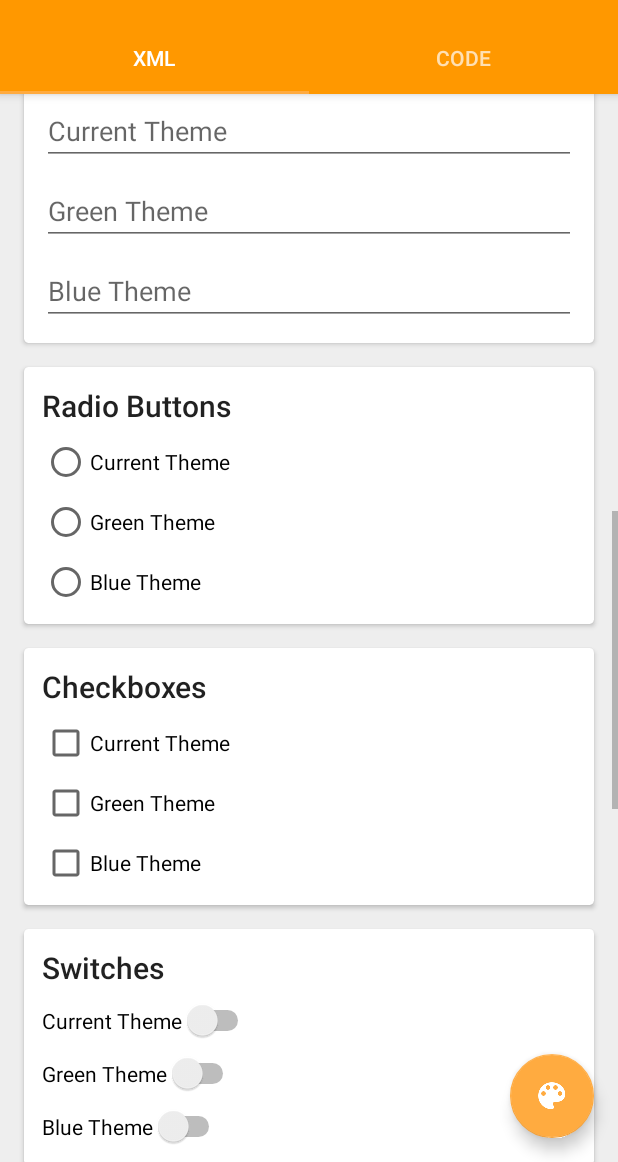
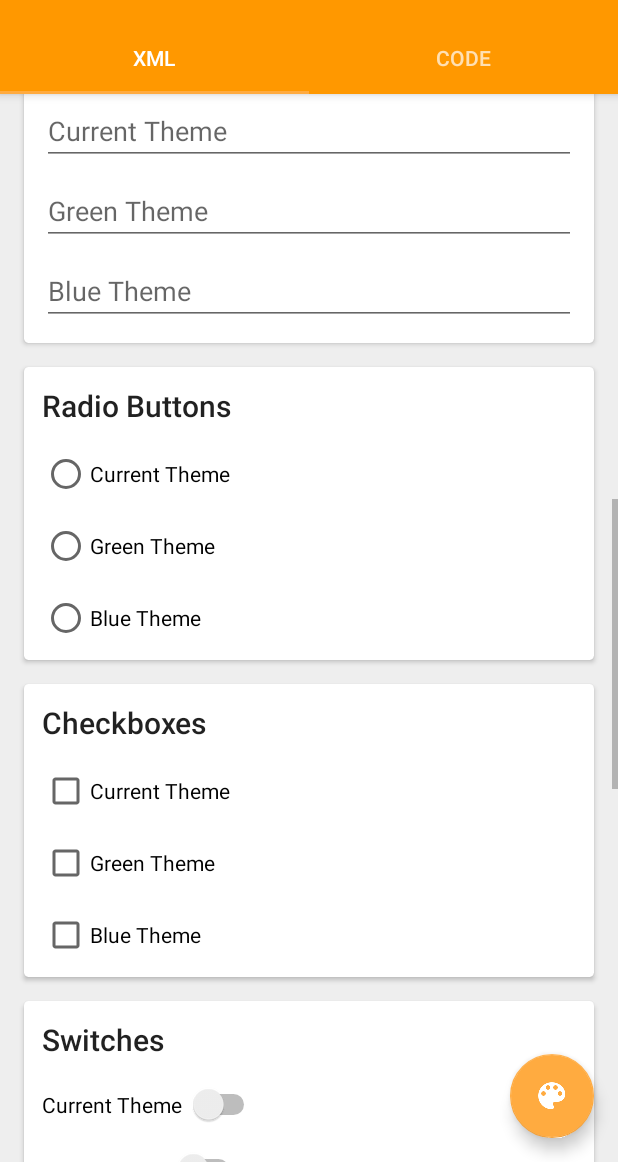
Before and after one commit to StevenByle/Android-Material-Themes-Demo, an Android app: the screen it shows after launch (HomeActivity), scrolled down 996 dp, on a phone screen of 412 x 824 dp, the part 74-1236 px from its top. Run offline under Robolectric (Android 15) with nearby library versions, the phone set to English and light mode, and no system bars.

Commit message:
Tweaked the spacing for the switches and checkboxes.

```diff
--- a/MaterialThemesMadeEasy/app/src/main/res/layout/fragment_theme_by_xml.xml
+++ b/MaterialThemesMadeEasy/app/src/main/res/layout/fragment_theme_by_xml.xml
@@ -245,20 +245,20 @@
                     <RadioButton
                         android:layout_width="wrap_content"
                         android:layout_height="wrap_content"
-                        android:layout_marginTop="@dimen/material_element_spacing_small"
+                        android:layout_marginTop="@dimen/material_element_spacing_medium"
                         android:text="Current Theme"/>
 
                     <RadioButton
                         android:layout_width="wrap_content"
                         android:layout_height="wrap_content"
-                        android:layout_marginTop="@dimen/material_element_spacing_small"
+                        android:layout_marginTop="@dimen/material_element_spacing_medium"
                         android:text="Green Theme"
                         android:theme="@style/AppTheme.Green"/>
 
                     <RadioButton
                         android:layout_width="wrap_content"
                         android:layout_height="wrap_content"
-                        android:layout_marginTop="@dimen/material_element_spacing_small"
+                        android:layout_marginTop="@dimen/material_element_spacing_medium"
                         android:text="Blue Theme"
                         android:theme="@style/AppTheme.Blue"/>
                 </RadioGroup>
@@ -284,20 +284,20 @@
                 <CheckBox
                     android:layout_width="wrap_content"
                     android:layout_height="wrap_content"
-                    android:layout_marginTop="@dimen/material_element_spacing_small"
+                    android:layout_marginTop="@dimen/material_element_spacing_medium"
                     android:text="Current Theme"/>
 
                 <CheckBox
                     android:layout_width="wrap_content"
                     android:layout_height="wrap_content"
-                    android:layout_marginTop="@dimen/material_element_spacing_small"
+                    android:layout_marginTop="@dimen/material_element_spacing_medium"
                     android:text="Green Theme"
                     android:theme="@style/AppTheme.Green"/>
 
                 <CheckBox
                     android:layout_width="wrap_content"
                     android:layout_height="wrap_content"
-                    android:layout_marginTop="@dimen/material_element_spacing_small"
+                    android:layout_marginTop="@dimen/material_element_spacing_medium"
                     android:text="Blue Theme"
                     android:theme="@style/AppTheme.Blue"/>
             </LinearLayout>
@@ -322,20 +322,23 @@
                 <Switch
                     android:layout_width="wrap_content"
                     android:layout_height="wrap_content"
-                    android:layout_marginTop="@dimen/material_element_spacing_small"
+                    android:layout_marginTop="@dimen/material_element_spacing_medium"
+                    android:switchPadding="@dimen/material_element_spacing_extra_small"
                     android:text="Current Theme"/>
 
                 <Switch
                     android:layout_width="wrap_content"
                     android:layout_height="wrap_content"
-                    android:layout_marginTop="@dimen/material_element_spacing_small"
+                    android:layout_marginTop="@dimen/material_element_spacing_medium"
+                    android:switchPadding="@dimen/material_element_spacing_extra_small"
                     android:text="Green Theme"
                     android:theme="@style/AppTheme.Green"/>
 
                 <Switch
                     android:layout_width="wrap_content"
                     android:layout_height="wrap_content"
-                    android:layout_marginTop="@dimen/material_element_spacing_small"
+                    android:layout_marginTop="@dimen/material_element_spacing_medium"
+                    android:switchPadding="@dimen/material_element_spacing_extra_small"
                     android:text="Blue Theme"
                     android:theme="@style/AppTheme.Blue"/>
             </LinearLayout>
```
